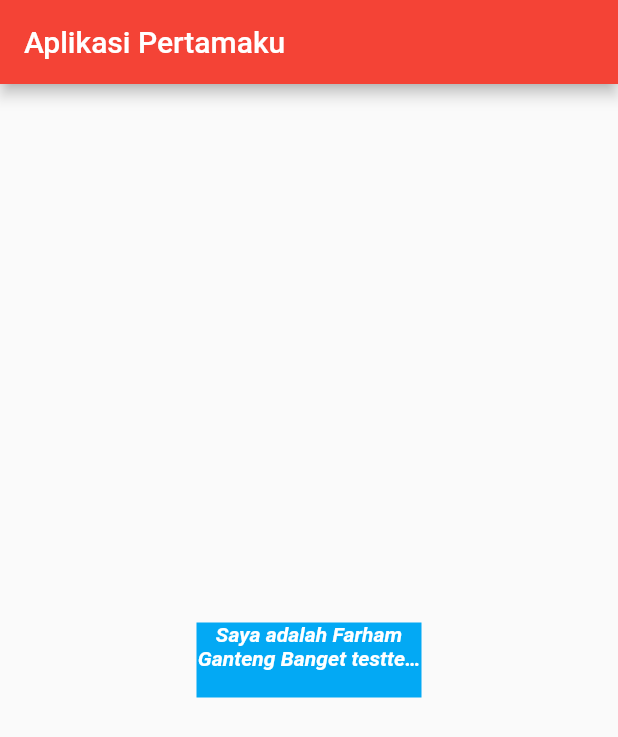
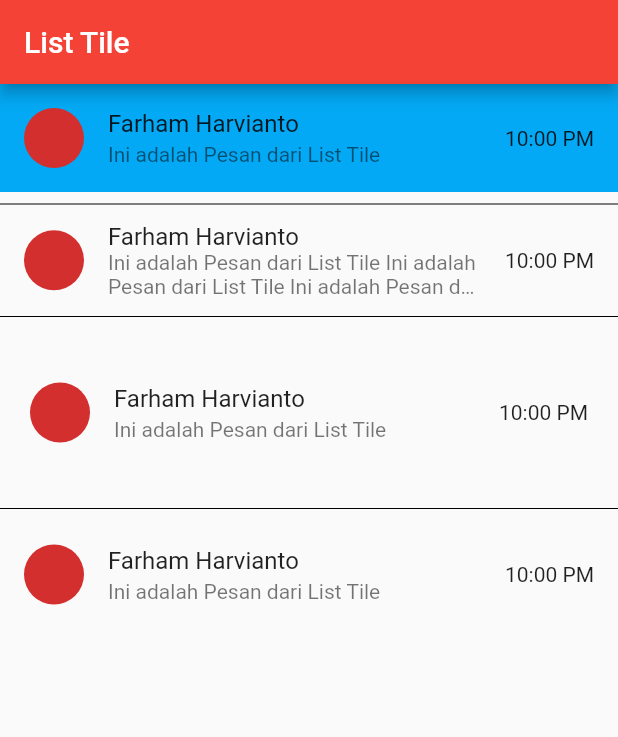
Before and after one commit to farhamapple/flutterfirst, a Flutter app: the screen it shows after launch, on a phone screen of 412 x 824 dp. Shown: the top 737 px of the screen. Run offline on Flutter 3.47's test engine with Material 2 defaults, Android fonts, the light colour scheme and no system bars.

Commit message:
Feat: WidgetListtile

```diff
--- a/lib/main.dart
+++ b/lib/main.dart
@@ -14,27 +14,52 @@ class MyApp extends StatelessWidget {
         primarySwatch: Colors.red,
       ),
       home: Scaffold(
-        appBar: AppBar(
-          title: Text('Aplikasi Pertamaku'),
-        ),
-        body: Center(
-          child: Container(
-            color: Colors.lightBlue,
-            width: 150,
-            height: 50,
-            child: Text(
-              'Saya adalah Farham Ganteng Banget testtestestsetsetestes',
-              maxLines: 2, // Wrap TextWidget
-              overflow: TextOverflow.ellipsis, // dikasih titik-titik
-              textAlign: TextAlign.center,
-              style: TextStyle(
-                  color: Colors.white,
-                  fontStyle: FontStyle.italic,
-                  fontWeight: FontWeight.bold),
-            ),
+          appBar: AppBar(
+            title: Text('List Tile'),
           ),
-        ),
-      ),
+          body: ListView(
+            children: <Widget>[
+              ListTile(
+                leading: CircleAvatar(),
+                title: Text('Farham Harvianto'),
+                subtitle: Text('Ini adalah Pesan dari List Tile'),
+                trailing: Text('10:00 PM'),
+                tileColor: Colors.lightBlue,
+              ),
+              Divider(
+                color: Colors.black,
+              ),
+              ListTile(
+                leading: CircleAvatar(),
+                title: Text('Farham Harvianto'),
+                subtitle: Text(
+                  'Ini adalah Pesan dari List Tile Ini adalah Pesan dari List Tile Ini adalah Pesan dari List Tile Ini adalah Pesan dari List Tile',
+                  maxLines: 2,
+                  overflow: TextOverflow.ellipsis,
+                ),
+                trailing: Text('10:00 PM'),
+              ),
+              Divider(
+                color: Colors.black,
+              ),
+              ListTile(
+                leading: CircleAvatar(),
+                title: Text('Farham Harvianto'),
+                subtitle: Text('Ini adalah Pesan dari List Tile'),
+                trailing: Text('10:00 PM'),
+                contentPadding: EdgeInsets.all(20),
+              ),
+              Divider(
+                color: Colors.black,
+              ),
+              ListTile(
+                leading: CircleAvatar(),
+                title: Text('Farham Harvianto'),
+                subtitle: Text('Ini adalah Pesan dari List Tile'),
+                trailing: Text('10:00 PM'),
+              ),
+            ],
+          )),
     );
   }
 }
```
